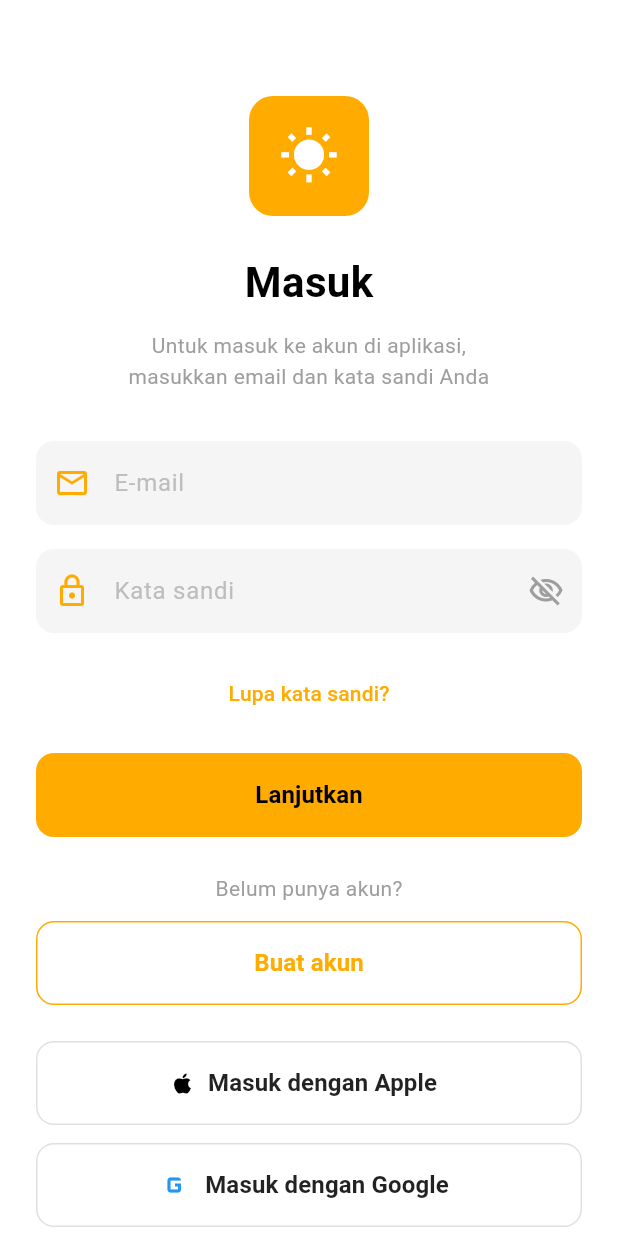
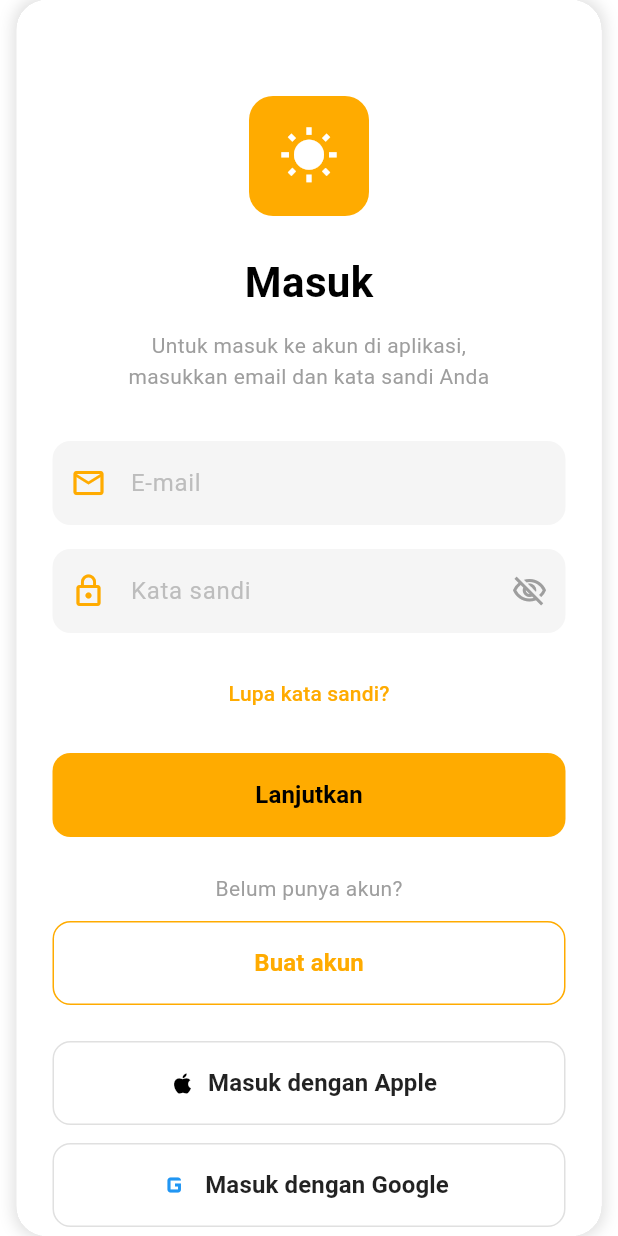
Before and after one commit to Squadron-team/Rukunin-App, a Flutter app: the screen it shows after launch, on a phone screen of 412 x 824 dp. Run offline on Flutter 3.47's test engine with Material 3 defaults, Android fonts, the phone set to English and light mode, and no system bars; our stand-ins replace firebase_core; accounts and stored records are empty; network calls fail.

Commit message:
feat: add force app to looks like mobile app in large screen

```diff
--- a/lib/main.dart
+++ b/lib/main.dart
@@ -8,7 +8,43 @@ Future<void> main() async {
 
   await Firebase.initializeApp(options: DefaultFirebaseOptions.currentPlatform);
 
-  runApp(const MainApp());
+  runApp(const MobilePreviewWrapper(child: MainApp()));
+}
+
+class MobilePreviewWrapper extends StatelessWidget {
+  final Widget child;
+
+  const MobilePreviewWrapper({required this.child, super.key});
+
+  @override
+  Widget build(BuildContext context) {
+    const mobileWidth = 390.0; // iPhone 14 width in logical pixels
+
+    return MaterialApp(
+      debugShowCheckedModeBanner: false,
+      home: Scaffold(
+        backgroundColor: Colors.white,
+        body: Center(
+          child: Container(
+            width: mobileWidth,
+            decoration: BoxDecoration(
+              color: Colors.white,
+              boxShadow: const [
+                BoxShadow(
+                  color: Colors.black12,
+                  blurRadius: 8,
+                  spreadRadius: 2,
+                ),
+              ],
+              borderRadius: BorderRadius.circular(20),
+            ),
+            clipBehavior: Clip.hardEdge,
+            child: child,
+          ),
+        ),
+      ),
+    );
+  }
 }
 
 class MainApp extends StatelessWidget {
--- a/lib/pages/resident/marketplace_screen.dart
+++ b/lib/pages/resident/marketplace_screen.dart
@@ -99,7 +99,7 @@ class MarketplaceScreen extends StatelessWidget {
                       gridDelegate:
                           const SliverGridDelegateWithFixedCrossAxisCount(
                             crossAxisCount: 2,
-                            childAspectRatio: 0.65,
+                            childAspectRatio: 0.6,
                             crossAxisSpacing: 16,
                             mainAxisSpacing: 16,
                           ),
```
